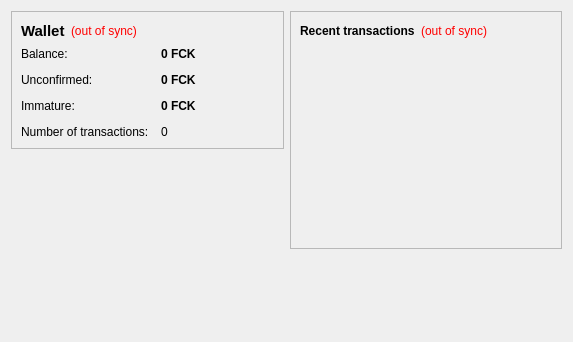
First picture: the form in src/qt/forms/overviewpage.ui, repository fckbankscoin/fckbankscoin, before the edit.
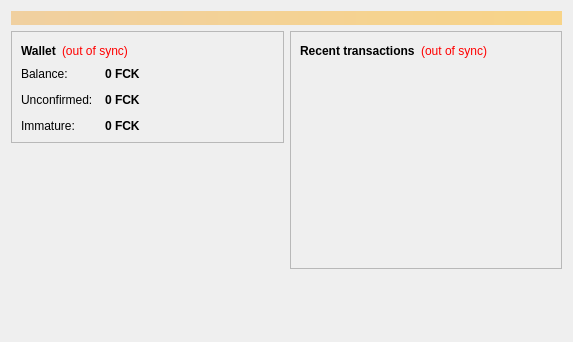
Second picture: the form after the edit.

```diff
--- a/src/qt/forms/overviewpage.ui
+++ b/src/qt/forms/overviewpage.ui
@@ -13,6 +13,24 @@
   <property name="windowTitle">
    <string>Form</string>
   </property>
+  <layout class="QVBoxLayout" name="topLayout">
+   <item>
+    <widget class="QLabel" name="labelAlerts">
+     <property name="visible">
+      <bool>false</bool>
+     </property>
+     <property name="styleSheet">
+      <string notr="true">background-color: qlineargradient(x1: 0, y1: 0, x2: 1, y2: 0, stop:0 #F0D0A0, stop:1 #F8D488); color:#000000;</string>
+     </property>
+     <property name="wordWrap">
+      <bool>true</bool>
+     </property>
+     <property name="margin">
+      <number>3</number>
+     </property>
+    </widget>
+   </item>
+   <item>
   <layout class="QHBoxLayout" name="horizontalLayout" stretch="1,1">
    <item>
     <layout class="QVBoxLayout" name="verticalLayout_2">
@@ -31,7 +49,6 @@
            <widget class="QLabel" name="label_5">
             <property name="font">
              <font>
-              <pointsize>11</pointsize>
               <weight>75</weight>
               <bold>true</bold>
              </font>
@@ -141,23 +158,6 @@
             </property>
            </widget>
           </item>
-          <item row="3" column="0">
-           <widget class="QLabel" name="label_2">
-            <property name="text">
-             <string>Number of transactions:</string>
-            </property>
-           </widget>
-          </item>
-          <item row="3" column="1">
-           <widget class="QLabel" name="labelNumTransactions">
-            <property name="toolTip">
-             <string>Total number of transactions in wallet</string>
-            </property>
-            <property name="text">
-             <string notr="true">0</string>
-            </property>
-           </widget>
-          </item>
           <item row="2" column="0">
            <widget class="QLabel" name="labelImmatureText">
             <property name="text">
@@ -289,6 +289,8 @@
         </size>
        </property>
       </spacer>
+       </item>
+      </layout>
      </item>
     </layout>
    </item>
```
Lines whose indentation alone changed are shown as unchanged.
